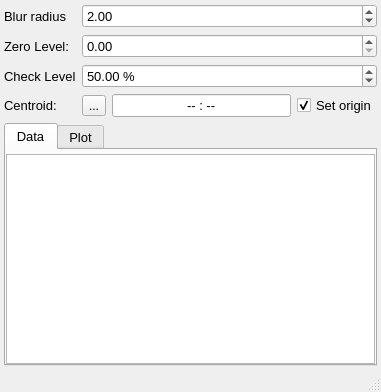
Old version of the form plugins/FocalSpot/FocalSpot.ui in the repository NeutrinoToolkit/Neutrino.
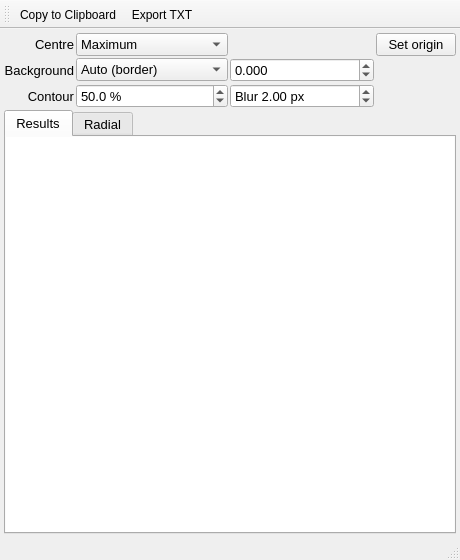
New version of the form. Icons and pictures are not drawn. Custom widgets are drawn as their Qt base class.

Commit message: fixed when origin is not 0,0

What changed in the file:
```diff
--- a/plugins/FocalSpot/FocalSpot.ui
+++ b/plugins/FocalSpot/FocalSpot.ui
@@ -6,8 +6,8 @@
    <rect>
     <x>0</x>
     <y>0</y>
-    <width>381</width>
-    <height>392</height>
+    <width>460</width>
+    <height>560</height>
    </rect>
   </property>
   <property name="windowTitle">
@@ -23,7 +23,15 @@
    <bool>true</bool>
   </property>
   <widget class="QWidget" name="centralwidget">
-   <layout class="QGridLayout" name="gridLayout" rowstretch="0,0,0,0,0,0,1" columnstretch="0,0,0,0">
+   <property name="font">
+    <font>
+     <pointsize>10</pointsize>
+    </font>
+   </property>
+   <layout class="QVBoxLayout" name="mainLayout">
+    <property name="spacing">
+     <number>2</number>
+    </property>
     <property name="leftMargin">
      <number>4</number>
     </property>
@@ -36,106 +44,197 @@
     <property name="bottomMargin">
      <number>4</number>
     </property>
-    <item row="5" column="0">
-     <widget class="QLabel" name="label">
-      <property name="font">
-       <font>
-        <pointsize>10</pointsize>
-       </font>
+    <item>
+     <layout class="QGridLayout" name="settingsLayout" columnstretch="0,1,1,0">
+      <property name="verticalSpacing">
+       <number>2</number>
       </property>
-      <property name="text">
-       <string>Centroid: </string>
-      </property>
-     </widget>
+      <item row="0" column="0">
+       <widget class="QLabel" name="labelCentre">
+        <property name="text">
+         <string>Centre</string>
+        </property>
+        <property name="alignment">
+         <set>Qt::AlignmentFlag::AlignRight|Qt::AlignmentFlag::AlignTrailing|Qt::AlignmentFlag::AlignVCenter</set>
+        </property>
+       </widget>
+      </item>
+      <item row="0" column="1">
+       <widget class="QComboBox" name="centreMode">
+        <property name="toolTip">
+         <string>Centre of the spot (contour, radial profile, encircled energy): the maximum of the blurred image, the centroid of the contour, or a point chosen with a double click on the image</string>
+        </property>
+        <property name="neutrinoSave" stdset="0">
+         <bool>true</bool>
+        </property>
+        <item>
+         <property name="text">
+          <string>Maximum</string>
+         </property>
+        </item>
+        <item>
+         <property name="text">
+          <string>Contour centroid</string>
+         </property>
+        </item>
+        <item>
+         <property name="text">
+          <string>Manual (double click)</string>
+         </property>
+        </item>
+       </widget>
+      </item>
+      <item row="0" column="2">
+       <widget class="QLabel" name="centreInfo">
+        <property name="toolTip">
+         <string>Centre in pixels</string>
+        </property>
+        <property name="textInteractionFlags">
+         <set>Qt::TextInteractionFlag::TextSelectableByMouse</set>
+        </property>
+       </widget>
+      </item>
+      <item row="0" column="3">
+       <widget class="QPushButton" name="setOrigin">
+        <property name="toolTip">
+         <string>Moves the origin of the image to the centre of the spot</string>
+        </property>
+        <property name="text">
+         <string>Set origin</string>
+        </property>
+       </widget>
+      </item>
+      <item row="1" column="0">
+       <widget class="QLabel" name="labelBackground">
+        <property name="text">
+         <string>Background</string>
+        </property>
+        <property name="alignment">
+         <set>Qt::AlignmentFlag::AlignRight|Qt::AlignmentFlag::AlignTrailing|Qt::AlignmentFlag::AlignVCenter</set>
+        </property>
+       </widget>
+      </item>
+      <item row="1" column="1">
+       <widget class="QComboBox" name="backgroundMode">
+        <property name="toolTip">
+         <string>Background level subtracted from all the pixels: Auto, the median of a frame at the border of the image (5% of its size); Manual, the value on the right; Manual (old method), the previous computation of the energies, kept for comparison</string>
+        </property>
+        <property name="neutrinoSave" stdset="0">
+         <bool>true</bool>
+        </property>
+        <item>
+         <property name="text">
+          <string>Auto (border)</string>
+         </property>
+        </item>
+        <item>
+         <property name="text">
+          <string>Manual</string>
+         </property>
+        </item>
+        <item>
+         <property name="text">
+          <string>Manual (old method)</string>
+         </property>
+        </item>
+       </widget>
+      </item>
+      <item row="1" column="2">
+       <widget class="QDoubleSpinBox" name="zero_dsb">
+        <property name="toolTip">
+         <string>Manual background level [counts]</string>
+        </property>
+        <property name="decimals">
+         <number>3</number>
+        </property>
+        <property name="minimum">
+         <double>-999999999.000000000000000</double>
+        </property>
+        <property name="maximum">
+         <double>999999999.000000000000000</double>
+        </property>
+        <property name="neutrinoSave" stdset="0">
+         <bool>true</bool>
+        </property>
+       </widget>
+      </item>
+      <item row="2" column="0">
+       <widget class="QLabel" name="labelLevel">
+        <property name="text">
+         <string>Contour</string>
+        </property>
+        <property name="alignment">
+         <set>Qt::AlignmentFlag::AlignRight|Qt::AlignmentFlag::AlignTrailing|Qt::AlignmentFlag::AlignVCenter</set>
+        </property>
+       </widget>
+      </item>
+      <item row="2" column="1">
+       <widget class="QDoubleSpinBox" name="check_dsb">
+        <property name="toolTip">
+         <string>Level of the contour, in % of the peak above the background (50%: the FWHM contour)</string>
+        </property>
+        <property name="suffix">
+         <string> %</string>
+        </property>
+        <property name="decimals">
+         <number>1</number>
+        </property>
+        <property name="minimum">
+         <double>0.100000000000000</double>
+        </property>
+        <property name="maximum">
+         <double>99.900000000000006</double>
+        </property>
+        <property name="value">
+         <double>50.000000000000000</double>
+        </property>
+        <property name="neutrinoSave" stdset="0">
+         <bool>true</bool>
+        </property>
+       </widget>
+      </item>
+      <item row="2" column="2">
+       <widget class="QDoubleSpinBox" name="blur_radius_sb">
+        <property name="toolTip">
+         <string>Blur of the image used for the maximum, the contour and the FWHM [px] (0: none). The energies, the moments and the radial profile use the image itself</string>
+        </property>
+        <property name="specialValueText">
+         <string>Blur: off</string>
+        </property>
+        <property name="prefix">
+         <string>Blur </string>
+        </property>
+        <property name="suffix">
+         <string> px</string>
+        </property>
+        <property name="maximum">
+         <double>100.000000000000000</double>
+        </property>
+        <property name="value">
+         <double>2.000000000000000</double>
+        </property>
+        <property name="neutrinoSave" stdset="0">
+         <bool>true</bool>
+        </property>
+       </widget>
+      </item>
+     </layout>
     </item>
-    <item row="0" column="0">
-     <widget class="QLabel" name="label_3">
-      <property name="font">
-       <font>
-        <pointsize>10</pointsize>
-       </font>
-      </property>
-      <property name="text">
-       <string>Blur radius</string>
-      </property>
-     </widget>
-    </item>
-    <item row="0" column="1" colspan="3">
-     <widget class="QDoubleSpinBox" name="blur_radius_sb">
-      <property name="font">
-       <font>
-        <pointsize>10</pointsize>
-       </font>
-      </property>
-      <property name="value">
-       <double>2.000000000000000</double>
-      </property>
-      <property name="neutrinoSave" stdset="0">
-       <bool>true</bool>
-      </property>
-     </widget>
-    </item>
-    <item row="5" column="1">
-     <widget class="QToolButton" name="centroid">
-      <property name="toolTip">
-       <string>Doubleclick on image to set centroid</string>
-      </property>
-      <property name="text">
-       <string>...</string>
-      </property>
-      <property name="icon">
-       <iconset>
-        <normaloff>:/icons/center.png</normaloff>:/icons/center.png</iconset>
-      </property>
-      <property name="checkable">
-       <bool>true</bool>
-      </property>
-     </widget>
-    </item>
-    <item row="5" column="3">
-     <widget class="QCheckBox" name="moveOrigin">
-      <property name="font">
-       <font>
-        <pointsize>10</pointsize>
-       </font>
-      </property>
-      <property name="toolTip">
-       <string>Move the origin of the image to the spot centre</string>
-      </property>
-      <property name="text">
-       <string>Set origin</string>
-      </property>
-      <property name="checked">
-       <bool>true</bool>
-      </property>
-      <property name="neutrinoSave" stdset="0">
-       <bool>true</bool>
-      </property>
-     </widget>
-    </item>
-    <item row="6" column="0" colspan="4">
+    <item>
      <widget class="QTabWidget" name="tabWidget">
-      <property name="font">
-       <font>
-        <pointsize>10</pointsize>
-       </font>
-      </property>
       <property name="currentIndex">
        <number>0</number>
       </property>
-      <property name="neutrinoSave" stdset="0">
-       <bool>true</bool>
-      </property>
-      <widget class="QWidget" name="tab">
+      <widget class="QWidget" name="tabResults">
        <attribute name="title">
-        <string>Data</string>
+        <string>Results</string>
        </attribute>
-       <layout class="QGridLayout" name="gridLayout_2">
+       <layout class="QVBoxLayout" name="resultsLayout">
         <property name="leftMargin">
          <number>0</number>
         </property>
         <property name="topMargin">
-         <number>4</number>
+         <number>0</number>
         </property>
         <property name="rightMargin">
          <number>0</number>
@@ -143,12 +242,16 @@
         <property name="bottomMargin">
          <number>0</number>
         </property>
-        <item row="0" column="0">
-         <widget class="QTextEdit" name="stats">
-          <property name="font">
-           <font>
-            <pointsize>10</pointsize>
-           </font>
+        <item>
+         <widget class="QTextBrowser" name="stats">
+          <property name="toolTip">
+           <string>Results in world units (see the help). The toolbar copies or exports them with the radial profile</string>
+          </property>
+          <property name="frameShape">
+           <enum>QFrame::Shape::NoFrame</enum>
+          </property>
+          <property name="openLinks">
+           <bool>false</bool>
           </property>
          </widget>
         </item>
@@ -156,7 +259,7 @@
       </widget>
       <widget class="QWidget" name="tab_2">
        <attribute name="title">
-        <string>Plot</string>
+        <string>Radial</string>
        </attribute>
        <layout class="QGridLayout" name="gridLayout_3">
         <property name="leftMargin">
@@ -178,102 +281,52 @@
       </widget>
      </widget>
     </item>
-    <item row="4" column="0">
-     <widget class="QLabel" name="label_4">
-      <property name="font">
-       <font>
-        <pointsize>10</pointsize>
-       </font>
-      </property>
-      <property name="text">
-       <string>Check Level</string>
-      </property>
-     </widget>
-    </item>
-    <item row="1" column="1" colspan="3">
-     <widget class="QDoubleSpinBox" name="zero_dsb">
-      <property name="font">
-       <font>
-        <pointsize>10</pointsize>
-       </font>
-      </property>
-      <property name="maximum">
-       <double>999999999.000000000000000</double>
-      </property>
-      <property name="singleStep">
-       <double>0.010000000000000</double>
-      </property>
-      <property name="neutrinoSave" stdset="0">
-       <bool>true</bool>
-      </property>
-     </widget>
-    </item>
-    <item row="1" column="0">
-     <widget class="QLabel" name="label_2">
-      <property name="font">
-       <font>
-        <pointsize>10</pointsize>
-       </font>
-      </property>
-      <property name="text">
-       <string>Zero Level:</string>
-      </property>
-     </widget>
-    </item>
-    <item row="4" column="1" colspan="3">
-     <widget class="QDoubleSpinBox" name="check_dsb">
-      <property name="font">
-       <font>
-        <pointsize>10</pointsize>
-       </font>
-      </property>
-      <property name="suffix">
-       <string> %</string>
-      </property>
-      <property name="decimals">
-       <number>2</number>
-      </property>
-      <property name="maximum">
-       <double>100.000000000000000</double>
-      </property>
-      <property name="singleStep">
-       <double>0.010000000000000</double>
-      </property>
-      <property name="value">
-       <double>50.000000000000000</double>
-      </property>
-      <property name="neutrinoSave" stdset="0">
-       <bool>true</bool>
-      </property>
-     </widget>
-    </item>
-    <item row="5" column="2">
-     <widget class="QLineEdit" name="centroid_lbl">
-      <property name="font">
-       <font>
-        <pointsize>10</pointsize>
-       </font>
-      </property>
-      <property name="text">
-       <string>-- : --</string>
-      </property>
-      <property name="alignment">
-       <set>Qt::AlignCenter</set>
-      </property>
-      <property name="readOnly">
-       <bool>true</bool>
-      </property>
-     </widget>
-    </item>
    </layout>
   </widget>
-  <widget class="QStatusBar" name="statusBar">
-   <property name="font">
-    <font>
-     <pointsize>10</pointsize>
-    </font>
+  <widget class="QToolBar" name="toolBar">
+   <property name="windowTitle">
+    <string>toolBar</string>
    </property>
+   <property name="iconSize">
+    <size>
+     <width>20</width>
+     <height>20</height>
+    </size>
+   </property>
+   <attribute name="toolBarArea">
+    <enum>TopToolBarArea</enum>
+   </attribute>
+   <attribute name="toolBarBreak">
+    <bool>false</bool>
+   </attribute>
+   <addaction name="actionClipboard"/>
+   <addaction name="actionTxt"/>
   </widget>
+  <widget class="QStatusBar" name="statusBar"/>
+  <action name="actionClipboard">
+   <property name="icon">
+    <iconset resource="../../resources/icons/icons.qrc">
+     <normaloff>:/icons/saveClipboard.png</normaloff>:/icons/saveClipboard.png</iconset>
+   </property>
+   <property name="text">
+    <string>Copy to Clipboard</string>
+   </property>
+   <property name="toolTip">
+    <string>Copy the results and the radial profile to the clipboard</string>
+   </property>
+  </action>
+  <action name="actionTxt">
+   <property name="icon">
+    <iconset resource="../../resources/icons/icons.qrc">
+     <normaloff>:/icons/saveTxt.png</normaloff>:/icons/saveTxt.png</iconset>
+   </property>
+   <property name="text">
+    <string>Export TXT</string>
+   </property>
+   <property name="toolTip">
+    <string>Export the results and the radial profile to a text file</string>
+   </property>
+  </action>
  </widget>
  <customwidgets>
   <customwidget>
```
Left out of the diff: 12 changed lines with no effect on the pictures. The commit also changes 7 other files.
